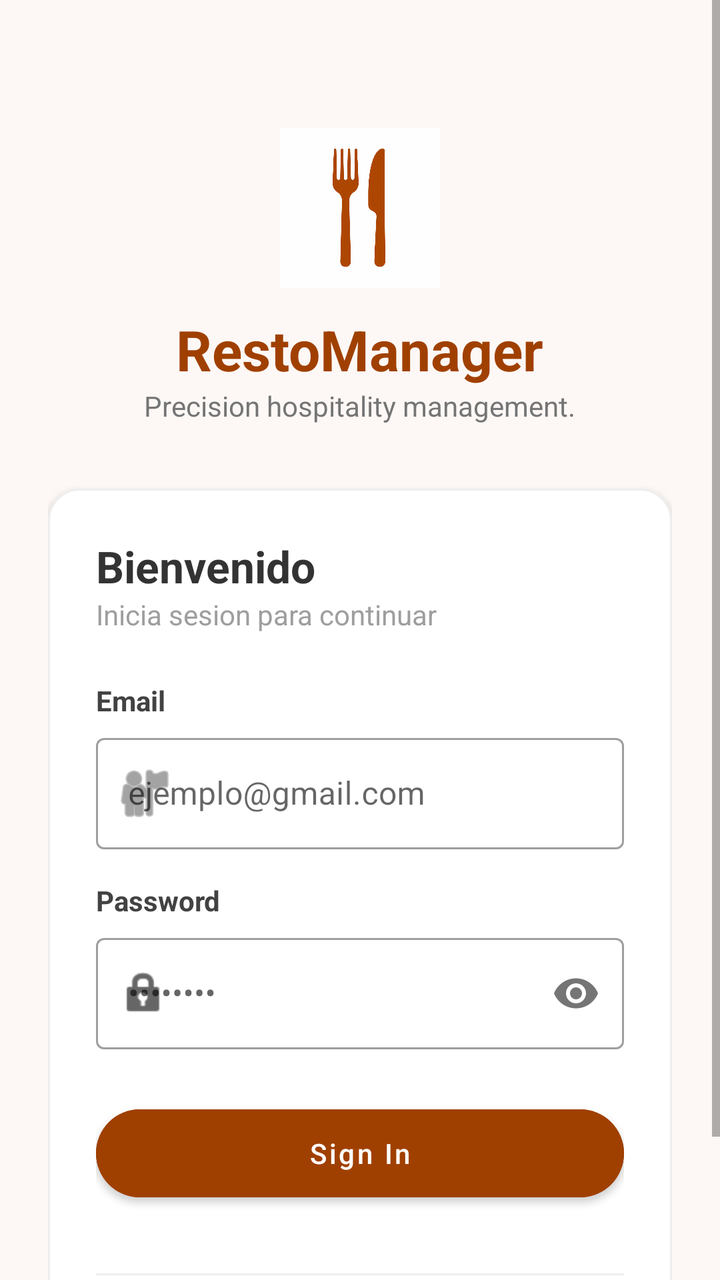
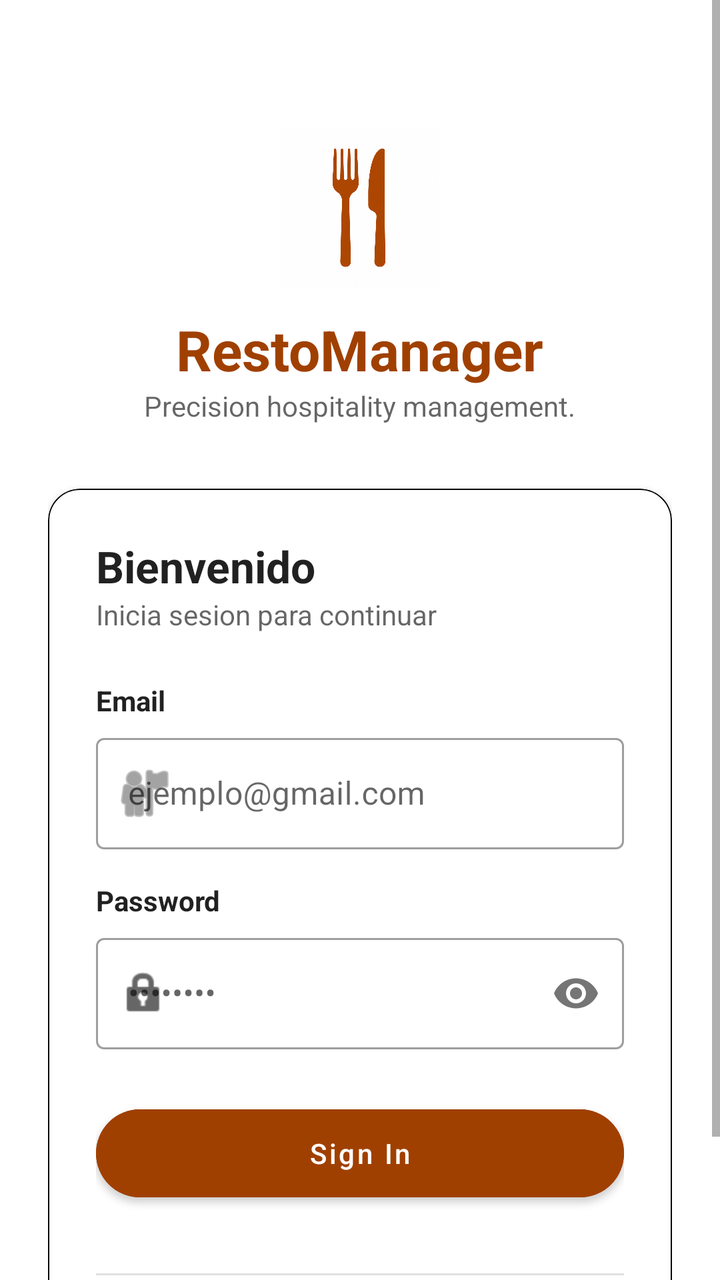

Compare the two renders of this Android layout. The source of the first and the diff that turns it into the second are given below.
<!-- AndroidManifest.xml: application theme Theme.Sistema_Restaurante -->
<!-- res/layout/activity_login.xml -->
<?xml version="1.0" encoding="utf-8"?>
<ScrollView xmlns:android="http://schemas.android.com/apk/res/android"
    xmlns:app="http://schemas.android.com/apk/res-auto"
    android:layout_width="match_parent"
    android:layout_height="match_parent"
    android:fillViewport="true"
    android:background="#FDF8F5">

    <LinearLayout
        android:layout_width="match_parent"
        android:layout_height="wrap_content"
        android:orientation="vertical"
        android:padding="24dp"
        android:gravity="center_horizontal">

        
        <ImageView
            android:id="@+id/ivLogo"
            android:layout_width="80dp"
            android:layout_height="80dp"
            android:layout_marginTop="40dp"
            android:src="@drawable/icon_restaurante"
            android:contentDescription="Logo Restaurante" />

        
        <TextView
            android:id="@+id/tvAppName"
            android:layout_width="wrap_content"
            android:layout_height="wrap_content"
            android:text="RestoManager"
            android:textColor="#A04000"
            android:textSize="28sp"
            android:textStyle="bold"
            android:layout_marginTop="12dp"/>

        
        <TextView
            android:id="@+id/tvAppSubtitle"
            android:layout_width="wrap_content"
            android:layout_height="wrap_content"
            android:text="Precision hospitality management."
            android:textColor="#757575"
            android:textSize="14sp"
            android:layout_marginBottom="32dp"/>

        
        <com.google.android.material.card.MaterialCardView
            android:layout_width="match_parent"
            android:layout_height="wrap_content"
            app:cardCornerRadius="16dp"
            app:cardElevation="2dp"
            app:strokeColor="#EEEEEE"
            app:strokeWidth="1dp">

            <LinearLayout
                android:layout_width="match_parent"
                android:layout_height="wrap_content"
                android:orientation="vertical"
                android:padding="24dp">

                <TextView
                    android:layout_width="wrap_content"
                    android:layout_height="wrap_content"
                    android:text="Bienvenido"
                    android:textSize="22sp"
                    android:textStyle="bold"
                    android:textColor="#333333"/>

                <TextView
                    android:layout_width="wrap_content"
                    android:layout_height="wrap_content"
                    android:text="Inicia sesion para continuar"
                    android:textColor="#9E9E9E"
                    android:textSize="14sp"
                    android:layout_marginBottom="24dp"/>

                
                <TextView
                    android:layout_width="wrap_content"
                    android:layout_height="wrap_content"
                    android:text="Email"
                    android:textStyle="bold"
                    android:textSize="14sp"
                    android:textColor="#424242"/>

                <com.google.android.material.textfield.TextInputLayout
                    android:layout_width="match_parent"
                    android:layout_height="wrap_content"
                    android:layout_marginTop="4dp"
                    android:layout_marginBottom="16dp"
                    app:startIconDrawable="@android:drawable/ic_menu_myplaces"
                    style="@style/Widget.MaterialComponents.TextInputLayout.OutlinedBox">

                    <com.google.android.material.textfield.TextInputEditText
                        android:id="@+id/etUsername"
                        android:layout_width="match_parent"
                        android:layout_height="wrap_content"
                        android:hint="ejemplo@gmail.com"
                        android:inputType="textEmailAddress"/>
                </com.google.android.material.textfield.TextInputLayout>

                
                <TextView
                    android:layout_width="wrap_content"
                    android:layout_height="wrap_content"
                    android:text="Password"
                    android:textStyle="bold"
                    android:textSize="14sp"
                    android:textColor="#424242"/>

                <com.google.android.material.textfield.TextInputLayout
                    android:layout_width="match_parent"
                    android:layout_height="wrap_content"
                    android:layout_marginTop="4dp"
                    app:startIconDrawable="@android:drawable/ic_lock_idle_lock"
                    app:passwordToggleEnabled="true"
                    style="@style/Widget.MaterialComponents.TextInputLayout.OutlinedBox">

                    <com.google.android.material.textfield.TextInputEditText
                        android:id="@+id/etPassword"
                        android:layout_width="match_parent"
                        android:layout_height="wrap_content"
                        android:hint="••••••••"
                        android:inputType="textPassword"/>
                </com.google.android.material.textfield.TextInputLayout>


                
                <com.google.android.material.button.MaterialButton
                    android:id="@+id/btnLogin"
                    android:layout_width="match_parent"
                    android:layout_height="56dp"
                    android:text="Sign In"
                    android:layout_marginTop="24dp"
                    app:cornerRadius="28dp"
                    android:backgroundTint="#A04000"
                    android:textAllCaps="false"/>

                
                <View
                    android:layout_width="match_parent"
                    android:layout_height="1dp"
                    android:background="#EEEEEE"
                    android:layout_marginTop="32dp"/>

                
                <LinearLayout
                    android:layout_width="wrap_content"
                    android:layout_height="wrap_content"
                    android:orientation="horizontal"
                    android:layout_gravity="center"
                    android:layout_marginTop="16dp">

                    <TextView
                        android:layout_width="wrap_content"
                        android:layout_height="wrap_content"
                        android:text="¿No tienes cuenta? "
                        android:textColor="#757575"/>

                    <TextView
                        android:id="@+id/btnRegister"
                        android:layout_width="wrap_content"
                        android:layout_height="wrap_content"
                        android:text="Registrate"
                        android:textColor="#A04000"
                        android:textStyle="bold"
                        android:clickable="true"
                        android:focusable="true"/>
                </LinearLayout>

            </LinearLayout>
        </com.google.android.material.card.MaterialCardView>

    </LinearLayout>
</ScrollView>
<!-- resources referenced by this layout -->
<resources>
  <!-- drawable icon_restaurante: png bitmap (drawable, 591306 bytes) -->
  <style name="Theme.Sistema_Restaurante" parent="Theme.MaterialComponents.Light.NoActionBar">
          
          <item name="colorPrimary">#A04000</item>
          <item name="colorPrimaryVariant">#7E3200</item>
          <item name="colorOnPrimary">@color/white</item>
          
          <item name="colorSecondary">#FDF8F5</item>
          <item name="colorSecondaryVariant">#F5EBE0</item>
          <item name="colorOnSecondary">@color/black</item>
          
          <item name="android:statusBarColor">#FDF8F5</item>
          <item name="android:windowLightStatusBar">true</item>
          
      </style>
  <color name="white">#FFFFFFFF</color>
  <color name="black">#FF000000</color>
</resources>

<!-- the commit's change to res/layout/activity_login.xml (unified diff, before → after) -->
@@ -4,7 +4,7 @@
     android:layout_width="match_parent"
     android:layout_height="match_parent"
     android:fillViewport="true"
-    android:background="#FDF8F5">
+    android:background="?android:attr/windowBackground">
 
     <LinearLayout
         android:layout_width="match_parent"
@@ -13,7 +13,6 @@
         android:padding="24dp"
         android:gravity="center_horizontal">
 
-        
         <ImageView
             android:id="@+id/ivLogo"
             android:layout_width="80dp"
@@ -22,35 +21,33 @@
             android:src="@drawable/icon_restaurante"
             android:contentDescription="Logo Restaurante" />
 
-        
         <TextView
             android:id="@+id/tvAppName"
             android:layout_width="wrap_content"
             android:layout_height="wrap_content"
             android:text="RestoManager"
-            android:textColor="#A04000"
+            android:textColor="?attr/colorPrimary"
             android:textSize="28sp"
             android:textStyle="bold"
             android:layout_marginTop="12dp"/>
 
-        
         <TextView
             android:id="@+id/tvAppSubtitle"
             android:layout_width="wrap_content"
             android:layout_height="wrap_content"
             android:text="Precision hospitality management."
-            android:textColor="#757575"
+            android:textColor="?android:attr/textColorSecondary"
             android:textSize="14sp"
             android:layout_marginBottom="32dp"/>
 
-        
         <com.google.android.material.card.MaterialCardView
             android:layout_width="match_parent"
             android:layout_height="wrap_content"
             app:cardCornerRadius="16dp"
             app:cardElevation="2dp"
-            app:strokeColor="#EEEEEE"
-            app:strokeWidth="1dp">
+            app:cardBackgroundColor="?attr/colorSurface"
+            app:strokeColor="?attr/colorOnSurface"
+            app:strokeWidth="0.5dp">
 
             <LinearLayout
                 android:layout_width="match_parent"
@@ -64,24 +61,23 @@
                     android:text="Bienvenido"
                     android:textSize="22sp"
                     android:textStyle="bold"
-                    android:textColor="#333333"/>
+                    android:textColor="?android:attr/textColorPrimary"/>
 
                 <TextView
                     android:layout_width="wrap_content"
                     android:layout_height="wrap_content"
                     android:text="Inicia sesion para continuar"
-                    android:textColor="#9E9E9E"
+                    android:textColor="?android:attr/textColorSecondary"
                     android:textSize="14sp"
                     android:layout_marginBottom="24dp"/>
 
-                
                 <TextView
                     android:layout_width="wrap_content"
                     android:layout_height="wrap_content"
                     android:text="Email"
                     android:textStyle="bold"
                     android:textSize="14sp"
-                    android:textColor="#424242"/>
+                    android:textColor="?android:attr/textColorPrimary"/>
 
                 <com.google.android.material.textfield.TextInputLayout
                     android:layout_width="match_parent"
@@ -99,14 +95,13 @@
                         android:inputType="textEmailAddress"/>
                 </com.google.android.material.textfield.TextInputLayout>
 
-                
                 <TextView
                     android:layout_width="wrap_content"
                     android:layout_height="wrap_content"
                     android:text="Password"
                     android:textStyle="bold"
                     android:textSize="14sp"
-                    android:textColor="#424242"/>
+                    android:textColor="?android:attr/textColorPrimary"/>
 
                 <com.google.android.material.textfield.TextInputLayout
                     android:layout_width="match_parent"
@@ -124,8 +119,6 @@
                         android:inputType="textPassword"/>
                 </com.google.android.material.textfield.TextInputLayout>
 
-
-                
                 <com.google.android.material.button.MaterialButton
                     android:id="@+id/btnLogin"
                     android:layout_width="match_parent"
@@ -133,17 +126,15 @@
                     android:text="Sign In"
                     android:layout_marginTop="24dp"
                     app:cornerRadius="28dp"
-                    android:backgroundTint="#A04000"
+                    android:backgroundTint="?attr/colorPrimary"
                     android:textAllCaps="false"/>
 
-                
                 <View
                     android:layout_width="match_parent"
                     android:layout_height="1dp"
-                    android:background="#EEEEEE"
+                    android:background="?android:attr/dividerVertical"
                     android:layout_marginTop="32dp"/>
 
-                
                 <LinearLayout
                     android:layout_width="wrap_content"
                     android:layout_height="wrap_content"
@@ -155,14 +146,14 @@
                         android:layout_width="wrap_content"
                         android:layout_height="wrap_content"
                         android:text="¿No tienes cuenta? "
-                        android:textColor="#757575"/>
+                        android:textColor="?android:attr/textColorSecondary"/>
 
                     <TextView
                         android:id="@+id/btnRegister"
                         android:layout_width="wrap_content"
                         android:layout_height="wrap_content"
                         android:text="Registrate"
-                        android:textColor="#A04000"
+                        android:textColor="?attr/colorPrimary"
                         android:textStyle="bold"
                         android:clickable="true"
                         android:focusable="true"/>
